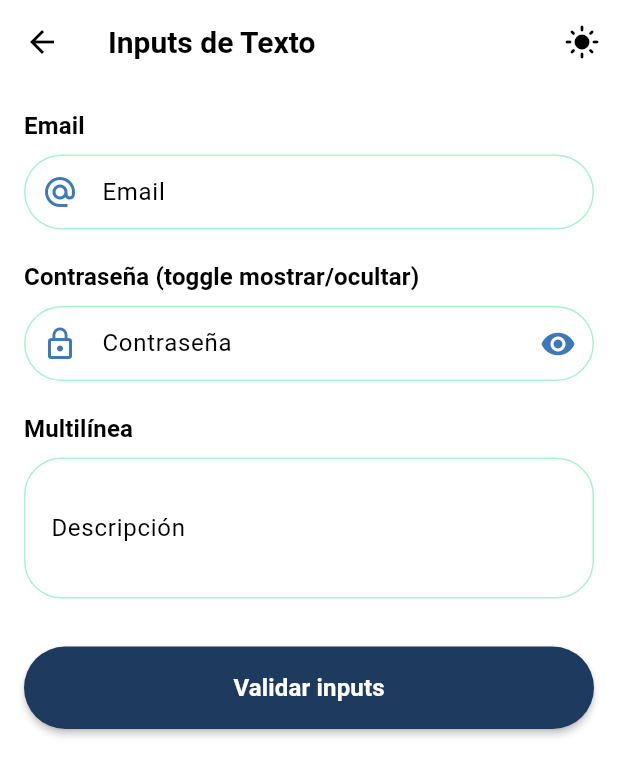
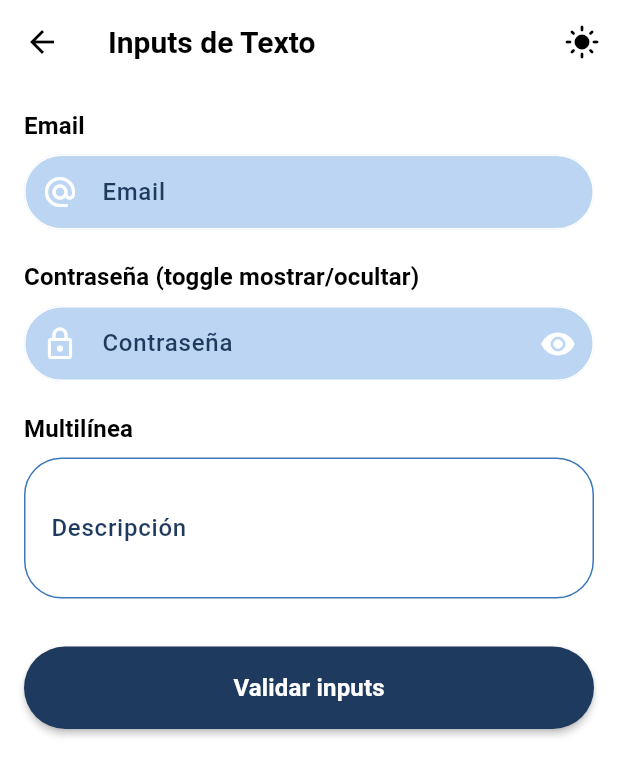
Before and after one commit to fmontesdev/frontend_flutter_aulasegura, a Flutter app: the screen it shows after launch, after a tap on "Inputs de Texto", on a phone screen of 412 x 824 dp. Shown: the top 776 px of the screen. Run offline on Flutter 3.47's test engine with Material 3 defaults, Android fonts, the phone set to English and light mode, and no system bars; our stand-ins replace shared_preferences.

Commit message:
Añadido widget reutilizable para links con diferente tamaño, alienación y color

```diff
--- a/lib/app/theme/app_palette.dart
+++ b/lib/app/theme/app_palette.dart
@@ -46,7 +46,8 @@ const appPaletteLight = AppPalette(
   onPrimary: Colors.white,
   secondary: Color(0xFF3D78B8),
   onSecondary: Colors.white,
-  tertiary: Color(0xFF2A9D8F),
+  // tertiary: Color(0xFF2A9D8F),
+  tertiary: Color(0xFFBCD5F3),
   onTertiary: Colors.white,
   primaryContainer: Color(0xFF5C6B7A),
   onPrimaryContainer: Colors.white,
@@ -67,8 +68,8 @@ const appPaletteDark = AppPalette(
   onPrimary: Colors.white,
   secondary: Color(0xFF3D78B8),
   onSecondary: Colors.white,
-  tertiary: Color(0xFF2A9D8F),
-  onTertiary: Color(0xFF0B0B0B),
+  tertiary: Color(0xFFBCD5F3),
+  onTertiary: Colors.white,
   primaryContainer: Color(0xFF5C6B7A),
   onPrimaryContainer: Color(0xFF0B0B0B),
   // surface: Color(0xFF071A12),
--- a/lib/catalog/catalog_page.dart
+++ b/lib/catalog/catalog_page.dart
@@ -77,6 +77,19 @@ class CatalogPage extends StatelessWidget {
                   )));
             },
           ),
+          ListTile(
+            title: const Text('Links'),
+            subtitle: const Text('Enlaces de acción secundarios'),
+            trailing: const Icon(Icons.chevron_right),
+            onTap: () {
+              Navigator.of(context,).push(
+                MaterialPageRoute(
+                  builder: (_) => LinksDemo(
+                    modoOscuro: modoOscuro,
+                    onCambioModoOscuro: onCambioModoOscuro,
+                  )));
+            },
+          ),
         ],
       ),
     );
--- a/lib/core/widgets/app_text_field.dart
+++ b/lib/core/widgets/app_text_field.dart
@@ -143,19 +143,19 @@ class AppTextField extends StatelessWidget {
     switch (v) {
       case AppTextFieldVariant.email:
         return _TFColors(
-          fill: dim(scheme.surface),
-          borderEnabled: dim(scheme.outline),
+          fill: dim(scheme.tertiary),
+          borderEnabled: dim(scheme.onTertiary),
           borderFocused: dim(scheme.primary),
-          icon: dim(scheme.secondary),
-          label: dim(scheme.onSurfaceVariant),
+          icon: dim(scheme.onTertiary),
+          label: dim(scheme.primary),
         );
       case AppTextFieldVariant.password:
         return _TFColors(
-          fill: dim(scheme.surface),
-          borderEnabled: dim(scheme.outline),
-          borderFocused: dim(scheme.secondary),
-          icon: dim(scheme.secondary),
-          label: dim(scheme.onSurfaceVariant),
+          fill: dim(scheme.tertiary),
+          borderEnabled: dim(scheme.onTertiary),
+          borderFocused: dim(scheme.primary),
+          icon: dim(scheme.onTertiary),
+          label: dim(scheme.primary),
         );
       case AppTextFieldVariant.number:
         return _TFColors(
@@ -168,10 +168,10 @@ class AppTextField extends StatelessWidget {
       case AppTextFieldVariant.multiline:
         return _TFColors(
           fill: dim(scheme.surface),
-          borderEnabled: dim(scheme.outline),
+          borderEnabled: dim(scheme.secondary),
           borderFocused: dim(scheme.primaryContainer),
           icon: dim(scheme.onSurfaceVariant),
-          label: dim(scheme.onSurfaceVariant),
+          label: dim(scheme.primary),
         );
       case AppTextFieldVariant.text:
       default:
@@ -216,7 +216,10 @@ class AppTextField extends StatelessWidget {
         labelText: label,
         hintText: hintText,
         errorText: errorText,
-        labelStyle: TextStyle(color: tone.label),
+        labelStyle: (const TextStyle()).copyWith(
+          fontWeight: FontWeight.w500,
+          color: tone.label,
+        ),
         prefixIcon: leadingIcon != null ? Icon(leadingIcon, color: tone.icon) : null,
         suffixIcon: showToggle
             ? IconButton(
@@ -237,7 +240,7 @@ class AppTextField extends StatelessWidget {
         ),
         errorBorder: OutlineInputBorder(
           borderRadius: const BorderRadius.all(Radius.circular(25)),
-          borderSide: BorderSide(color: scheme.error, width: 1),
+          borderSide: BorderSide(color: scheme.error, width: 1.2),
         ),
         focusedErrorBorder: OutlineInputBorder(
           borderRadius: const BorderRadius.all(Radius.circular(25)),
```
Also changed, not shown: lib/catalog/demos/links_demo.dart (added, +65 -0 lines), lib/core/widgets/app_link.dart (added, +107 -0 lines).
